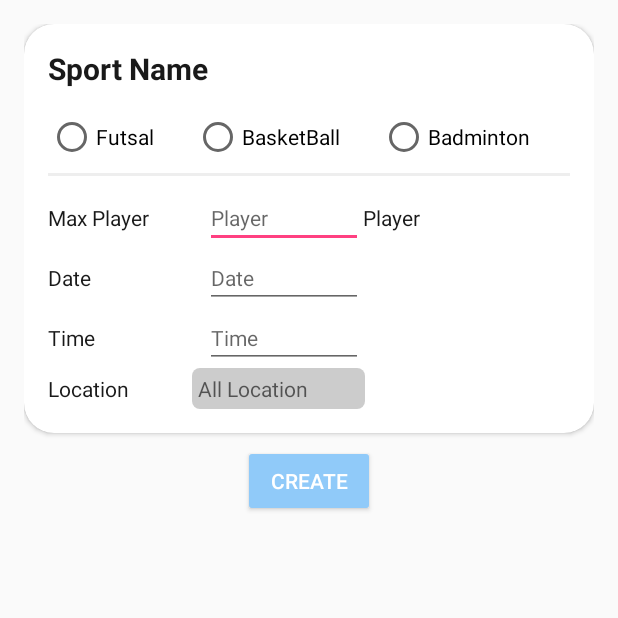
After one commit to abyand/PlayBook, an Android app: the CreateEventActivity screen opened directly, with no data from a screen before it, on a phone screen of 412 x 824 dp, the top half of it. The commit adds this screen. Run offline under Robolectric (Android 15) with nearby library versions, the phone set to English and light mode, and no system bars.

Commit message:
create event

```diff
--- a/app/src/main/java/com/example/abyandafa/playobook/main/MainActivity.java
+++ b/app/src/main/java/com/example/abyandafa/playobook/main/MainActivity.java
@@ -25,6 +25,7 @@ import com.aurelhubert.ahbottomnavigation.AHBottomNavigation;
 import com.aurelhubert.ahbottomnavigation.AHBottomNavigationItem;
 import com.aurelhubert.ahbottomnavigation.notification.AHNotification;
 import com.example.abyandafa.playobook.R;
+import com.example.abyandafa.playobook.main.create.CreateEventActivity;
 import com.example.abyandafa.playobook.main.fragments.event.EventFragment;
 import com.example.abyandafa.playobook.main.fragments.ProfilFragment;
 import com.example.abyandafa.playobook.main.fragments.SettingFragment;
@@ -79,7 +80,7 @@ public class MainActivity extends AppCompatActivity implements View.OnClickListe
         fab.setOnClickListener(new View.OnClickListener() {
             @Override
             public void onClick(View view) {
-                Toast.makeText(MainActivity.this, "Coming soon", Toast.LENGTH_SHORT).show();
+                startActivity(new Intent(MainActivity.this, CreateEventActivity.class));
             }
         });
 
@@ -269,6 +270,8 @@ public class MainActivity extends AppCompatActivity implements View.OnClickListe
                 builder.show();
             }
         });
+
+
     }
 
     public void onRadioButtonClicked(View view) {
--- /dev/null
+++ b/app/src/main/java/com/example/abyandafa/playobook/main/create/CreateEventActivity.java
@@ -0,0 +1,82 @@
+package com.example.abyandafa.playobook.main.create;
+
+import android.content.DialogInterface;
+import android.support.v7.app.AlertDialog;
+import android.support.v7.app.AppCompatActivity;
+import android.os.Bundle;
+import android.view.View;
+import android.widget.Button;
+import android.widget.TextView;
+
+import com.example.abyandafa.playobook.R;
+
+import java.util.ArrayList;
+import java.util.List;
+
+public class CreateEventActivity extends AppCompatActivity {
+
+    private List<String> list;
+
+    TextView location;
+    AlertDialog.Builder builder;
+    @Override
+    protected void onCreate(Bundle savedInstanceState) {
+        super.onCreate(savedInstanceState);
+        setContentView(R.layout.activity_create_event);
+        setAllRegion();
+        location  = findViewById(R.id.location);
+        location.setOnClickListener(new View.OnClickListener() {
+            @Override
+            public void onClick(View view) {
+                builder.show();
+            }
+        });
+        Button create= findViewById(R.id.create);
+        create.setOnClickListener(new View.OnClickListener() {
+            @Override
+            public void onClick(View view) {
+                finish();
+            }
+        });
+    }
+
+    public void setAllRegion(){
+        list = new ArrayList<>();
+        list.add("All Location");
+        list.add("Asemrowo");
+        list.add("Benowo");
+        list.add("Bubutan");
+        list.add("Bulak");
+        list.add("Dukuh Pakis");
+        list.add("Gayungan");
+        list.add("Genteng");
+        list.add("Gubeng");
+        list.add("Gunung Anyar");
+        list.add("Kenjeran");
+        list.add("Mulyorejo");
+        list.add("Rungkut");
+        list.add("Sawahan");
+        list.add("Sukolilo");
+        list.add("Tambaksari");
+        list.add("Tandes");
+        list.add("Tegalsari");
+        list.add("Wonocolo");
+        list.add("Wonokromo");
+
+        final CharSequence[] options = list.toArray(new CharSequence[list.size()]);
+
+
+        builder = new AlertDialog.Builder(this);
+        builder.setCancelable(true);
+        builder.setSingleChoiceItems(options, 0, new DialogInterface.OnClickListener() {
+            @Override
+            public void onClick(DialogInterface dialog, int which) {
+                dialog.dismiss();
+                location.setText(options[which]);
+            }
+        });
+
+
+
+    }
+}
--- a/app/src/main/res/drawable/form_read_only.xml
+++ b/app/src/main/res/drawable/form_read_only.xml
@@ -8,5 +8,5 @@
 
         />
     <corners
-        android:radius="10dp"/>
+        android:radius="5dp"/>
 </shape>
--- /dev/null
+++ b/app/src/main/res/layout/activity_create_event.xml
@@ -0,0 +1,180 @@
+<?xml version="1.0" encoding="utf-8"?>
+<LinearLayout xmlns:android="http://schemas.android.com/apk/res/android"
+    xmlns:app="http://schemas.android.com/apk/res-auto"
+    xmlns:tools="http://schemas.android.com/tools"
+    android:layout_width="match_parent"
+    android:layout_height="match_parent"
+    android:layout_margin="16dp"
+    android:orientation="vertical"
+    tools:context="com.example.abyandafa.playobook.main.create.CreateEventActivity">
+
+    <android.support.v7.widget.CardView
+        android:layout_width="match_parent"
+        android:layout_height="wrap_content"
+        app:cardCornerRadius="20dp">
+        <LinearLayout
+            android:layout_width="match_parent"
+            android:layout_height="wrap_content"
+            android:padding="16dp"
+            android:orientation="vertical">
+            <TextView
+                android:layout_width="match_parent"
+                android:layout_height="wrap_content"
+                android:textColor="@color/overlay_dark_90"
+                android:textSize="20sp"
+                android:text="Sport Name"
+                android:textStyle="bold"
+                android:layout_marginBottom="16dp"/>
+
+            <RadioGroup xmlns:android="http://schemas.android.com/apk/res/android"
+                android:layout_width="match_parent"
+                android:layout_height="wrap_content"
+                android:orientation="horizontal">
+                <RadioButton android:id="@+id/radio_pirates"
+                    android:layout_width="wrap_content"
+                    android:layout_weight="1"
+                    android:layout_height="wrap_content"
+                    android:text="Futsal"/>
+                <RadioButton android:id="@+id/radio_ninjas"
+                    android:layout_width="wrap_content"
+                    android:layout_weight="1"
+                    android:layout_height="wrap_content"
+                    android:text="BasketBall"/>
+                <RadioButton android:id="@+id/radio_ninjass"
+                    android:layout_width="wrap_content"
+                    android:layout_weight="1"
+                    android:layout_height="wrap_content"
+                    android:text="Badminton"/>
+            </RadioGroup>
+            <View
+                android:layout_width="match_parent"
+                android:layout_height="2dp"
+                android:background="@color/grey_200"
+                android:layout_marginTop="8dp"
+                android:layout_marginBottom="8dp"
+                />
+
+            <LinearLayout
+                android:layout_width="match_parent"
+                android:layout_height="wrap_content"
+                android:orientation="horizontal">
+                <TextView
+                    android:textColor="@color/overlay_dark_90"
+                    android:layout_width="0dp"
+                    android:layout_weight="1"
+                    android:layout_height="wrap_content"
+                    android:text="Max Player"/>
+                <EditText
+                    android:layout_width="0dp"
+                    android:layout_weight="1"
+                    android:layout_height="wrap_content"
+                    android:hint="Player"
+                    android:textSize="14sp"
+                    android:inputType="number"
+                    android:maxLength="2"/>
+                <TextView
+                    android:textColor="@color/overlay_dark_90"
+                    android:layout_width="wrap_content"
+                    android:layout_height="wrap_content"
+                    android:layout_marginRight="100dp"
+                    android:text="Player"/>
+            </LinearLayout>
+
+            <LinearLayout
+                android:layout_width="match_parent"
+                android:layout_height="wrap_content"
+                android:orientation="horizontal">
+                <TextView
+                    android:textColor="@color/overlay_dark_90"
+                    android:layout_width="0dp"
+                    android:layout_weight="1"
+                    android:layout_height="wrap_content"
+                    android:text="Date"/>
+                <EditText
+                    android:layout_width="0dp"
+                    android:layout_weight="1"
+                    android:layout_height="wrap_content"
+                    android:hint="Date"
+                    android:textSize="14sp"
+                    android:inputType="date"/>
+                <TextView
+                    android:textColor="@color/overlay_dark_90"
+                    android:layout_width="wrap_content"
+                    android:layout_height="wrap_content"
+                    android:visibility="invisible"
+                    android:layout_marginRight="100dp"
+                    android:text="Player"/>
+            </LinearLayout>
+            <LinearLayout
+                android:layout_width="match_parent"
+                android:layout_height="wrap_content"
+                android:orientation="horizontal">
+                <TextView
+                    android:textColor="@color/overlay_dark_90"
+                    android:layout_width="0dp"
+                    android:layout_weight="1"
+                    android:layout_height="wrap_content"
+                    android:text="Time"/>
+                <EditText
+                    android:layout_width="0dp"
+                    android:layout_weight="1"
+                    android:layout_height="wrap_content"
+                    android:hint="Time"
+                    android:textSize="14sp"
+                    android:inputType="time"/>
+                <TextView
+                    android:textColor="@color/overlay_dark_90"
+                    android:layout_width="wrap_content"
+                    android:layout_height="wrap_content"
+                    android:visibility="invisible"
+                    android:layout_marginRight="100dp"
+                    android:text="Player"/>
+            </LinearLayout>
+
+            <LinearLayout
+                android:layout_width="match_parent"
+                android:layout_height="wrap_content"
+                android:orientation="horizontal">
+                <TextView
+                    android:textColor="@color/overlay_dark_90"
+                    android:layout_width="wrap_content"
+                    android:layout_weight="1"
+                    android:layout_height="wrap_content"
+                    android:layout_marginRight="8dp"
+                    android:text="Location"/>
+
+                <TextView
+                    android:id="@+id/location"
+                    android:inputType="none"
+                    android:layout_weight="1"
+                    android:layout_width="wrap_content"
+                    android:layout_height="wrap_content"
+                    android:background="@drawable/form_read_only"
+                    android:padding="4dp"
+                    android:hint="All Location"/>
+                <TextView
+                    android:textColor="@color/overlay_dark_90"
+                    android:layout_width="0dp"
+                    android:layout_weight="4"
+                    android:layout_height="wrap_content"
+                    android:visibility="invisible"
+                    android:text="Player"/>
+
+            </LinearLayout>
+
+
+
+        </LinearLayout>
+    </android.support.v7.widget.CardView>
+
+    <Button
+        android:id="@+id/create"
+        android:layout_margin="8dp"
+        android:layout_width="wrap_content"
+        android:layout_height="wrap_content"
+        android:text="Create"
+        android:layout_gravity="center_horizontal"
+        android:textColor="@color/color_white"
+        android:backgroundTint="@color/blue_200"/>
+
+</LinearLayout>
--- a/app/src/main/res/layout/available_item.xml
+++ b/app/src/main/res/layout/available_item.xml
@@ -3,7 +3,10 @@
     android:layout_width="match_parent"
     android:layout_height="wrap_content"
     xmlns:app="http://schemas.android.com/apk/res-auto"
-    android:layout_marginBottom="16dp"
+    android:layout_marginTop="8dp"
+    android:layout_marginBottom="8dp"
+    android:layout_marginRight="16dp"
+    android:layout_marginLeft="16dp"
     android:orientation="horizontal">
 
     <android.support.v7.widget.CardView
@@ -28,7 +31,8 @@
                     android:textColor="@color/green_500"
                     android:paddingRight="8dp"/>
                 <ImageView
-                    android:layout_width="100dp"
+                    android:layout_width="70dp"
+                    android:layout_gravity="center_horizontal"
                     android:layout_height="100dp"
                     android:src="@mipmap/temp"/>
             </LinearLayout>
@@ -60,6 +64,7 @@
                             android:layout_height="20dp"
                             android:src="@mipmap/ic_pin_item"/>
                         <TextView
+                            android:textSize="10sp"
                             android:layout_width="wrap_content"
                             android:layout_height="wrap_content"
                             android:layout_gravity="center"
@@ -74,6 +79,7 @@
                             android:layout_height="20dp"
                             android:src="@mipmap/ic_date_item"/>
                         <TextView
+                            android:textSize="10sp"
                             android:layout_width="wrap_content"
                             android:layout_height="wrap_content"
                             android:layout_gravity="center"
@@ -88,6 +94,7 @@
                             android:layout_height="20dp"
                             android:src="@mipmap/ic_time_item"/>
                         <TextView
+                            android:textSize="10sp"
                             android:layout_width="wrap_content"
                             android:layout_height="wrap_content"
                             android:layout_gravity="center"
@@ -102,6 +109,7 @@
                             android:layout_height="20dp"
                             android:src="@mipmap/ic_people_item"/>
                         <TextView
+                            android:textSize="10sp"
                             android:layout_width="wrap_content"
                             android:layout_height="wrap_content"
                             android:layout_gravity="center"
@@ -127,7 +135,8 @@
                     android:textColor="@color/green_500"
                     android:paddingRight="8dp"/>
                 <ImageView
-                    android:layout_width="100dp"
+                    android:layout_gravity="center_horizontal"
+                    android:layout_width="70dp"
                     android:layout_height="100dp"
                     android:src="@mipmap/temp"
                     />
--- a/app/src/main/res/layout/fragment_available_event.xml
+++ b/app/src/main/res/layout/fragment_available_event.xml
@@ -8,7 +8,8 @@
     <android.support.v7.widget.RecyclerView
         android:id="@+id/recycler"
         android:layout_width="match_parent"
-        android:layout_height="match_parent">
+        android:layout_height="match_parent"
+        android:layout_marginBottom="36dp">
 
     </android.support.v7.widget.RecyclerView>
 
--- a/app/src/main/res/layout/fragment_play_on.xml
+++ b/app/src/main/res/layout/fragment_play_on.xml
@@ -8,7 +8,8 @@
     <android.support.v7.widget.RecyclerView
         android:id="@+id/recycler"
         android:layout_width="match_parent"
-        android:layout_height="match_parent">
+        android:layout_height="match_parent"
+        android:layout_marginBottom="36dp">
 
     </android.support.v7.widget.RecyclerView>
 
--- a/app/src/main/res/layout/play_on_item.xml
+++ b/app/src/main/res/layout/play_on_item.xml
@@ -3,7 +3,10 @@
     android:layout_width="match_parent"
     android:layout_height="wrap_content"
     xmlns:app="http://schemas.android.com/apk/res-auto"
-    android:layout_marginBottom="16dp"
+    android:layout_marginTop="8dp"
+    android:layout_marginBottom="8dp"
+    android:layout_marginRight="16dp"
+    android:layout_marginLeft="16dp"
     android:orientation="horizontal">
 
     <android.support.v7.widget.CardView
@@ -28,7 +31,8 @@
                     android:textColor="@color/green_500"
                     android:paddingRight="8dp"/>
                 <ImageView
-                    android:layout_width="100dp"
+                    android:layout_gravity="center_horizontal"
+                    android:layout_width="70dp"
                     android:layout_height="100dp"
                     android:src="@mipmap/temp"/>
             </LinearLayout>
@@ -60,6 +64,7 @@
                             android:layout_height="20dp"
                             android:src="@mipmap/ic_pin_item"/>
                         <TextView
+                            android:textSize="10sp"
                             android:layout_width="wrap_content"
                             android:layout_height="wrap_content"
                             android:layout_gravity="center"
@@ -74,6 +79,7 @@
                             android:layout_height="20dp"
                             android:src="@mipmap/ic_date_item"/>
                         <TextView
+                            android:textSize="10sp"
                             android:layout_width="wrap_content"
                             android:layout_height="wrap_content"
                             android:layout_gravity="center"
@@ -89,6 +95,7 @@
                             android:layout_height="20dp"
                             android:src="@mipmap/ic_time_item"/>
                         <TextView
+                            android:textSize="10sp"
                             android:layout_width="wrap_content"
                             android:layout_height="wrap_content"
                             android:layout_gravity="center"
@@ -103,6 +110,7 @@
                             android:layout_height="20dp"
                             android:src="@mipmap/ic_people_item"/>
                         <TextView
+                            android:textSize="10sp"
                             android:layout_width="wrap_content"
                             android:layout_height="wrap_content"
                             android:layout_gravity="center"
@@ -128,7 +136,8 @@
                     android:textColor="@color/green_500"
                     android:paddingRight="8dp"/>
                 <ImageView
-                    android:layout_width="100dp"
+                    android:layout_gravity="center_horizontal"
+                    android:layout_width="70dp"
                     android:layout_height="100dp"
                     android:src="@mipmap/temp"
                     />
--- a/app/src/main/res/layout/venue_item.xml
+++ b/app/src/main/res/layout/venue_item.xml
@@ -2,6 +2,10 @@
 <LinearLayout xmlns:android="http://schemas.android.com/apk/res/android"
     android:layout_width="match_parent"
     android:layout_height="match_parent"
+    android:layout_marginTop="8dp"
+    android:layout_marginBottom="8dp"
+    android:layout_marginRight="16dp"
+    android:layout_marginLeft="16dp"
     xmlns:app="http://schemas.android.com/apk/res-auto">
 
     <android.support.v7.widget.CardView
@@ -26,7 +30,8 @@
                     android:textColor="@color/green_500"
                     android:paddingRight="8dp"/>
                 <ImageView
-                    android:layout_width="100dp"
+                    android:layout_gravity="center_horizontal"
+                    android:layout_width="70dp"
                     android:layout_height="100dp"
                     android:src="@mipmap/temp"/>
             </LinearLayout>
@@ -59,12 +64,12 @@
                             android:layout_height="20dp"
                             android:src="@mipmap/temp"/>
                         <TextView
+                            android:textSize="10sp"
                             android:id="@+id/venue_address"
                             android:layout_width="wrap_content"
                             android:layout_height="wrap_content"
                             android:layout_gravity="center"
-                            android:text="Kampus ITS"
-                            android:textColor="@color/overlay_dark_90"/>
+                            android:text="Kampus ITS"/>
                     </LinearLayout>
                     <LinearLayout
                         android:layout_width="match_parent"
@@ -75,12 +80,12 @@
                             android:layout_height="20dp"
                             android:src="@mipmap/temp"/>
                         <TextView
+                            android:textSize="10sp"
                             android:id="@+id/venue_fee"
                             android:layout_width="wrap_content"
                             android:layout_height="wrap_content"
                             android:layout_gravity="center"
-                            android:text="20 Februari 2018"
-                            android:textColor="@color/overlay_dark_90"/>
+                            android:text="20 Februari 2018"/>
                     </LinearLayout>
 
 
```
Also changed, not shown: app/src/main/AndroidManifest.xml (+7 -2 lines).
